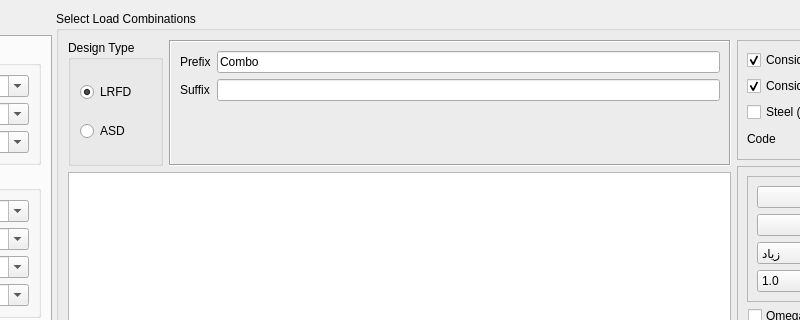
Qt form widgets/define/create_load_combinations.ui (ebrahimraeyat/civilTools) before a commit; both pictures show x 285 to 1085 and y 0 to 320 of the 1236 by 775 pixel window.
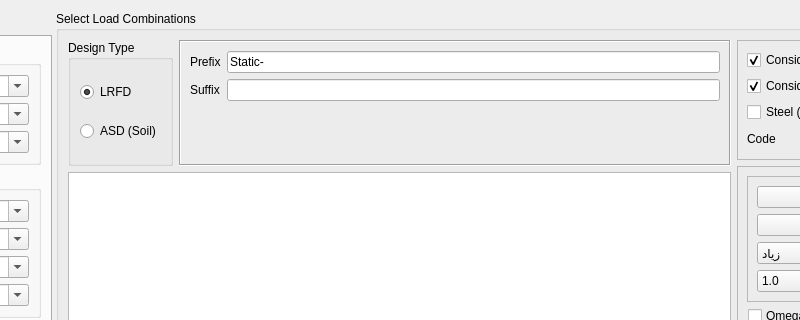
The same form after that commit. Icons and pictures are not drawn. Custom widgets are drawn as their Qt base class.

Commit message: Set the appropriate name for load combinations prefix

Patch:
```diff
--- a/widgets/define/create_load_combinations.ui
+++ b/widgets/define/create_load_combinations.ui
@@ -891,7 +891,7 @@
           <item>
            <widget class="QRadioButton" name="asd">
             <property name="text">
-             <string>ASD</string>
+             <string>ASD (Soil)</string>
             </property>
            </widget>
           </item>
@@ -917,7 +917,7 @@
           <item row="0" column="1">
            <widget class="QLineEdit" name="prefix">
             <property name="text">
-             <string>Combo</string>
+             <string>Static-</string>
             </property>
            </widget>
           </item>
```
The commit also changes 1 other file.
